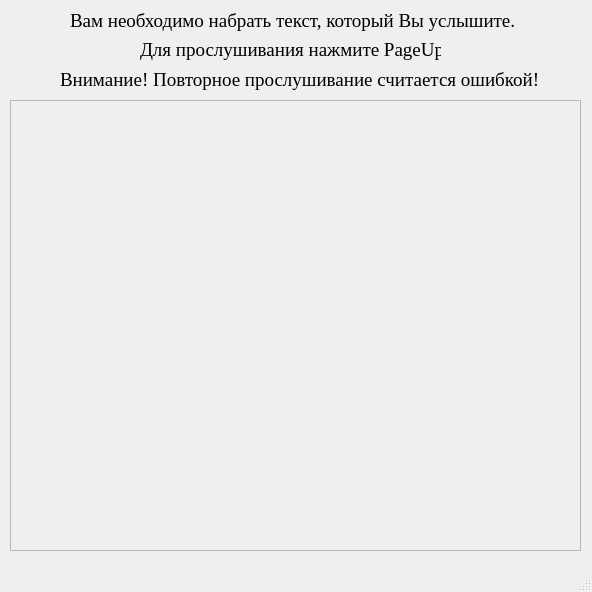
First picture: the form in Sound_design.ui, repository iamanonym/Project_PyQT5, before the edit.
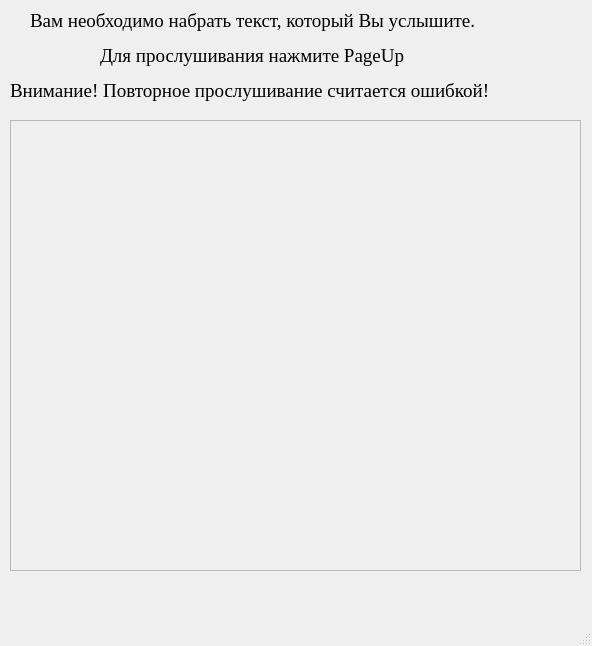
Second picture: the form after the edit.

Patch:
```diff
--- a/Sound_design.ui
+++ b/Sound_design.ui
@@ -7,7 +7,7 @@
     <x>0</x>
     <y>0</y>
     <width>592</width>
-    <height>592</height>
+    <height>646</height>
    </rect>
   </property>
   <property name="windowTitle">
@@ -21,7 +21,7 @@
     <property name="geometry">
      <rect>
       <x>10</x>
-      <y>100</y>
+      <y>120</y>
       <width>571</width>
       <height>451</height>
      </rect>
@@ -39,9 +39,9 @@
    <widget class="QLabel" name="label">
     <property name="geometry">
      <rect>
-      <x>70</x>
+      <x>30</x>
       <y>0</y>
-      <width>451</width>
+      <width>541</width>
       <height>41</height>
      </rect>
     </property>
@@ -58,10 +58,10 @@
    <widget class="QLabel" name="label_2">
     <property name="geometry">
      <rect>
-      <x>140</x>
+      <x>100</x>
       <y>40</y>
-      <width>301</width>
-      <height>20</height>
+      <width>381</width>
+      <height>31</height>
      </rect>
     </property>
     <property name="font">
@@ -77,10 +77,10 @@
    <widget class="QLabel" name="label_3">
     <property name="geometry">
      <rect>
-      <x>60</x>
+      <x>10</x>
       <y>70</y>
-      <width>481</width>
-      <height>20</height>
+      <width>631</width>
+      <height>41</height>
      </rect>
     </property>
     <property name="font">
```
Left out of the diff: 2 changed lines with no effect on the pictures.
